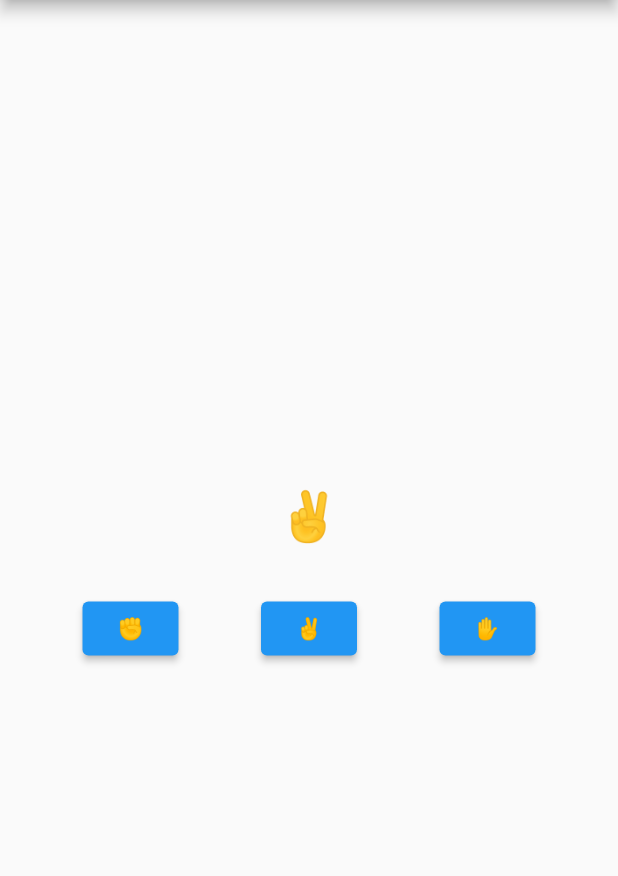
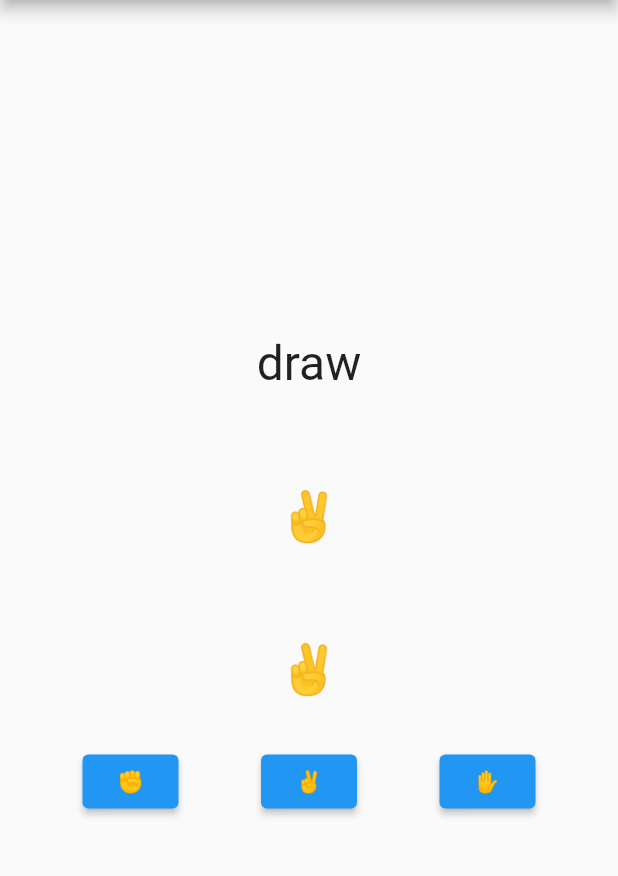
Before and after one commit to kodaishiotsuki/janken-flutter, a Flutter app: the screen it shows after launch, after a tap on "✌️", on a phone screen of 412 x 824 dp, the part 84-960 px from its top. Run offline on Flutter 3.47's test engine with Material 2 defaults, Android fonts, the phone set to English and light mode, and no system bars.

Commit message:
じゃんけん機能追加

```diff
--- a/lib/main.dart
+++ b/lib/main.dart
@@ -1,3 +1,5 @@
+import 'dart:math';
+
 import 'package:flutter/material.dart';
 
 void main() {
@@ -24,14 +26,48 @@ class JankenPage extends StatefulWidget {
 }
 
 class _JankenPageState extends State<JankenPage> {
-  //変数
   String myHand = '✊';
+  String comHand = '✊';
+  String result = '引き分け';
 
-  //関数
   void selectHand(String selectedHand) {
+    //自分の手
     myHand = selectedHand;
-    print(selectedHand);
+    //相手の手
+    generateComHand();
+    //結果
+    judge();
     setState(() {}); //画面を更新
+  }
+
+  void generateComHand() {
+    final randomNumber = Random().nextInt(3);
+    comHand = randomNumberToHand(randomNumber);
+  }
+
+  String randomNumberToHand(int randomNumber) {
+    switch (randomNumber) {
+      case 0:
+        return '✊';
+      case 1:
+        return '✌️';
+      case 2:
+        return '✋';
+      default:
+        return '✊';
+    }
+  }
+
+  void judge() {
+    if (comHand == myHand) {
+      result = 'draw';
+    } else if (myHand == '✊' && comHand == '✌️' ||
+        myHand == '✌️' && comHand == '✋' ||
+        myHand == '✋' && comHand == '✊') {
+      result = 'win';
+    } else {
+      result = 'lose';
+    }
   }
 
   @override
@@ -44,6 +80,20 @@ class _JankenPageState extends State<JankenPage> {
         child: Column(
           mainAxisAlignment: MainAxisAlignment.center,
           children: [
+            Text(
+              result,
+              style: TextStyle(fontSize: 32),
+            ),
+            SizedBox(
+              height: 64,
+            ),
+            Text(
+              comHand,
+              style: TextStyle(fontSize: 32),
+            ),
+            SizedBox(
+              height: 64,
+            ),
             Text(
               myHand,
               style: TextStyle(fontSize: 32),
```
